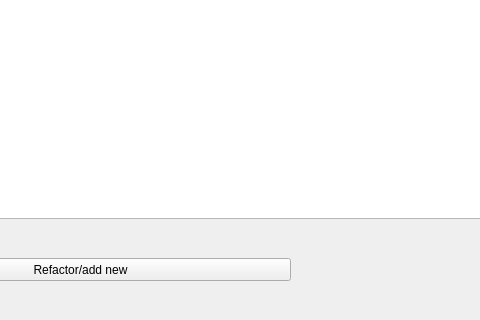
Qt form main.ui (akimjlord-p/espresso) before a commit; both pictures show x 320 to 800 and y 392 to 712 of the 800 by 712 pixel window.
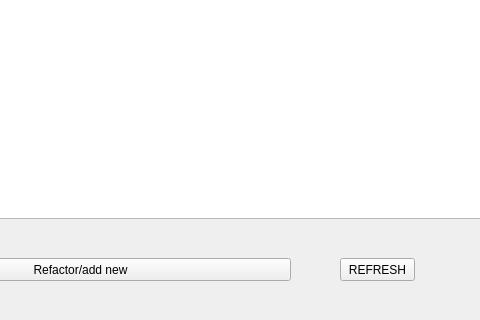
The same form after that commit.

```diff
--- a/main.ui
+++ b/main.ui
@@ -37,6 +37,19 @@
      <string>Refactor/add new</string>
     </property>
    </widget>
+   <widget class="QPushButton" name="refresh">
+    <property name="geometry">
+     <rect>
+      <x>660</x>
+      <y>650</y>
+      <width>75</width>
+      <height>23</height>
+     </rect>
+    </property>
+    <property name="text">
+     <string>REFRESH</string>
+    </property>
+   </widget>
   </widget>
  </widget>
  <resources/>
```
